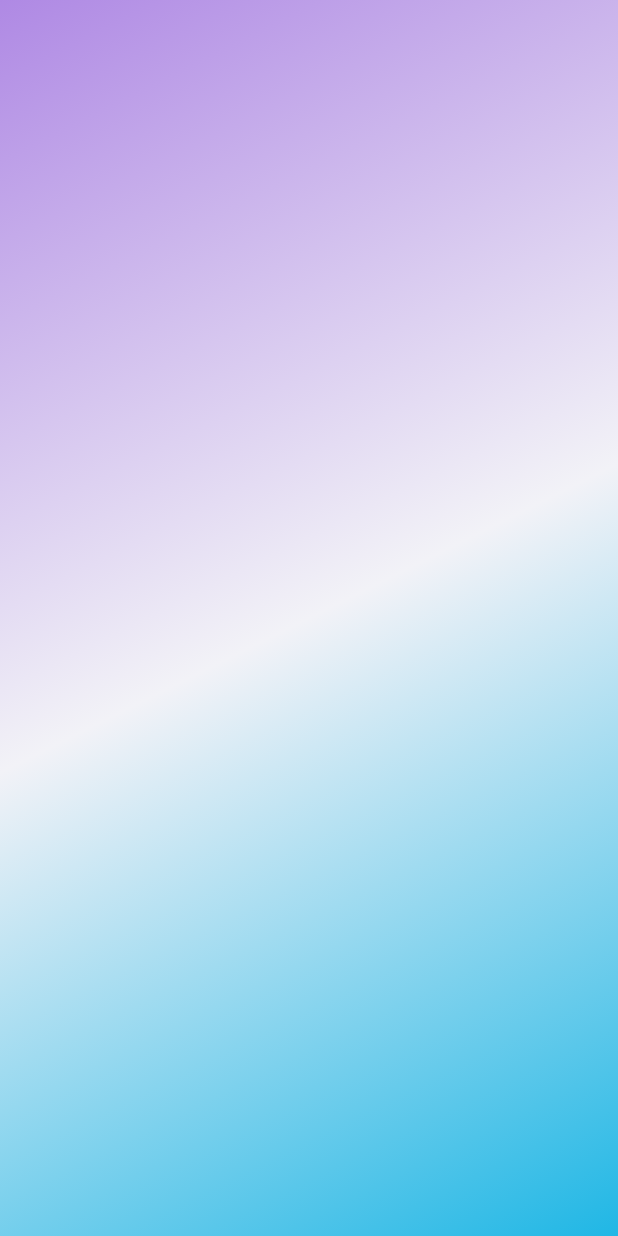
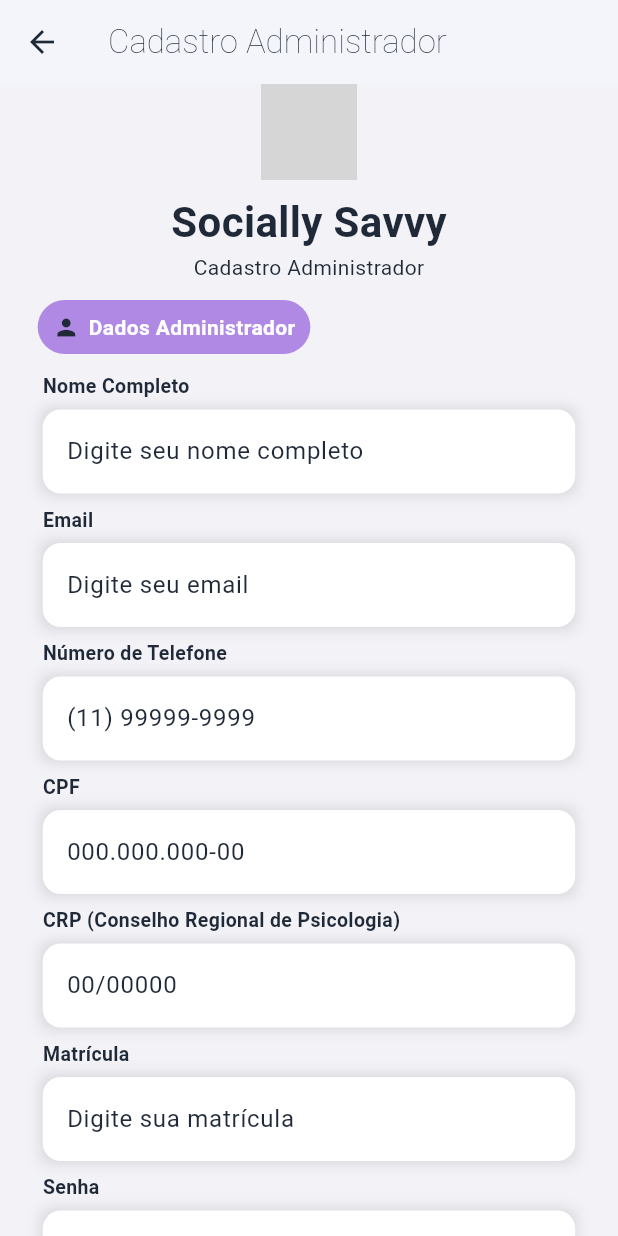
Before and after one commit to Kaickpl/Sistema_espectrum_savvy_front, a Flutter app: the TelaCadastro screen opened directly, after a tap on "Admin", on a phone screen of 412 x 824 dp. Run offline on Flutter 3.47's test engine with Material 3 defaults, Android fonts, the phone set to English and light mode, and no system bars; our stand-ins replace font_awesome_flutter; grey boxes are pictures that could not be loaded.

Commit message:
Criação da tela de cadastro admin e widgtes personalizados

```diff
--- /dev/null
+++ b/lib/View/Pages/cadastro_admin.dart
@@ -0,0 +1,161 @@
+import 'package:espectrum_front/View/Widgets/categoria_atributos.dart';
+import 'package:espectrum_front/View/Widgets/logo_container.dart';
+import 'package:espectrum_front/View/Widgets/roda_pe.dart';
+import 'package:flutter/material.dart';
+import '../Widgets/app_bar_padrao.dart';
+import '../Widgets/widget_termo_uso_privacidade.dart';
+import '../Widgets/widget_atributos.dart';
+
+class CadastroAdmin extends StatefulWidget {
+  const CadastroAdmin({super.key});
+
+  @override
+  State<CadastroAdmin> createState() => _CadastroAdminState();
+}
+
+class _CadastroAdminState extends State<CadastroAdmin> {
+  final _formKey = GlobalKey<FormState>();
+  bool obscureTextSenha = true;
+  bool obscureTextConfirma = true;
+
+  @override
+  Widget build(BuildContext context) {
+    return Scaffold(
+      backgroundColor: Theme.of(context).colorScheme.primary,
+      appBar: AppBarPadrao(nome: "Cadastro Administrador"),
+      body: SafeArea(
+        bottom: false,
+        child: SingleChildScrollView(
+            child: Form(
+                key: _formKey,
+                child: Column(
+                  mainAxisSize: MainAxisSize.min,
+                  children: [
+                    LogoContainer(nomePage: 'Cadastro Administrador'),
+                    SizedBox(height: 12),
+                    CategoriaAtributos(nome: "Dados Administrador",icone: Icons.person,),
+                    SizedBox(height: 12,),
+                    CampoTexto(
+                      label: "Nome Completo",
+                      hintText: "Digite seu nome completo",
+                      keyboardType: TextInputType.name,
+                      validator: (value) {
+                        if (value == null || value.isEmpty) return "Digite seu nome";
+                        return null;
+                      },
+                    ),
+                    SizedBox(height: 8),
+                    CampoTexto(
+                      label: "Email",
+                      hintText: "Digite seu email",
+                      keyboardType: TextInputType.emailAddress,
+                      validator: (value) {
+                        if (value == null || value.isEmpty) return "Digite seu email";
+                        if (!value.contains("@")) return "Email inválido";
+                        return null;
+                      },
+                    ),
+                    SizedBox(height: 8),
+                    CampoTexto(
+                      label: "Número de Telefone",
+                      hintText: "(11) 99999-9999",
+                      keyboardType: TextInputType.phone,
+                      validator: (value) {
+                        if (value == null || value.isEmpty) return "O campo número não pode ser vazio";
+                        return null;
+                      },
+                    ),
+                    SizedBox(height: 8),
+                    CampoTexto(
+                      label: "CPF",
+                      hintText: "000.000.000-00",
+                      keyboardType: TextInputType.number,
+                      validator: (value) {
+                        if (value == null || value.isEmpty) return "Digite seu CPF";
+                        return null;
+                      },
+                    ),
+                    SizedBox(height: 8),
+                    CampoTexto(
+                      label: "CRP (Conselho Regional de Psicologia)",
+                      hintText: "00/00000",
+                      keyboardType: TextInputType.number,
+                      validator: (value) {
+                        if (value == null || value.isEmpty) return "Digite seu CRP";
+                        return null;
+                      },
+                    ),
+                    SizedBox(height: 8),
+                    CampoTexto(
+                      label: "Matrícula",
+                      hintText: "Digite sua matrícula",
+                      keyboardType: TextInputType.number,
+                      validator: (value) {
+                        if (value == null || value.isEmpty) return "Digite sua matrícula";
+                        return null;
+                      },
+                    ),
+                    SizedBox(height: 8),
+
+                    CampoTexto(
+                      label: "Senha",
+                      hintText: "Digite sua senha",
+                      keyboardType: TextInputType.text,
+                      obscureText: obscureTextSenha,
+                      validator: (value) {
+                        if (value == null || value.isEmpty) return "Digite sua senha";
+                        return null;
+                      },
+                      suffixIcon: IconButton(
+                        onPressed: () {
+                          setState(() {
+                            obscureTextSenha = !obscureTextSenha;
+                          });
+                        },
+                        icon: Icon(
+                          obscureTextSenha
+                              ? Icons.visibility_off
+                              : Icons.visibility,
+                        ),
+                      ),
+                    ),
+                    SizedBox(height: 8),
+
+                    CampoTexto(
+                      label: "Confirmar Senha",
+                      hintText: "Repita sua senha",
+                      keyboardType: TextInputType.text,
+                      obscureText: obscureTextConfirma,
+                      validator: (value) {
+                        if (value == null || value.isEmpty) return "Confirme sua senha";
+                        return null;
+                      },
+                      suffixIcon: IconButton(
+                        onPressed: () {
+                          setState(() {
+                            obscureTextConfirma = !obscureTextConfirma;
+                          });
+                        },
+                        icon: Icon(
+                          obscureTextConfirma
+                              ? Icons.visibility_off
+                              : Icons.visibility,
+                        ),
+                      ),
+                    ),
+                    SizedBox(height: 16),
+
+                    Padding(
+                      padding: const EdgeInsets.symmetric(horizontal: 80),
+                      child: ConteinerTermoDeUsoPrivacidade(),
+                    ),
+                    SizedBox(height: 8),
+                    RodaPe(),
+                  ],
+                ),
+              ),
+            ),
+          ),
+      );
+  }
+}
--- a/lib/View/Pages/pagina_inicial.dart
+++ b/lib/View/Pages/pagina_inicial.dart
@@ -1,10 +1,12 @@
-import 'package:espectrum_front/View/Pages/pagina_cadastro.dart';
-import 'package:espectrum_front/View/Pages/trocar_senha.dart';
+import 'package:espectrum_front/View/Pages/tela_perfis.dart';
+import 'package:espectrum_front/View/Pages/tela_trocar_senha.dart';
+import 'package:espectrum_front/View/Widgets/widget_termo_uso_privacidade.dart';
 import 'package:espectrum_front/View/Widgets/fundo_bot%C3%A3o.dart';
 import 'package:flutter/material.dart';
 import '../Widgets/fundo_tela.dart';
 import '../Widgets/logo_container.dart';
 import '../Widgets/roda_pe.dart';
+import '../Widgets/widget_atributos.dart';
 
 class PaginaInicial extends StatefulWidget {
   const PaginaInicial({super.key});
@@ -62,60 +64,25 @@ class _PaginaInicialState extends State<PaginaInicial> {
 
                               SizedBox(height: 20),
 
-                              Text(
-                                "Email",
-                                style: TextStyle(
-                                  fontWeight: FontWeight.w600,
-                                  color: Theme.of(
-                                    context,
-                                  ).colorScheme.onPrimary,
-                                ),
-                              ),
-
-                              SizedBox(height: 8),
-
-                              TextFormField(
-                                decoration: InputDecoration(
-                                  hintText: "Digite seu email:",
-                                  filled: true,
-                                  fillColor: Colors.grey.shade100,
-                                  border: OutlineInputBorder(
-                                    borderRadius: BorderRadius.circular(12),
-                                    borderSide: BorderSide.none,
-                                  ),
-                                ),
+                              CampoTexto(
+                                label: "Email",
+                                hintText: "Digite seu email",
+                                keyboardType: TextInputType.emailAddress,
                                 validator: (value) {
-                                  if (value == null || value.isEmpty) {
-                                    return "Digite seu email";
-                                  }
-                                  if (!value.contains("@")) {
-                                    return "Email inválido";
-                                  }
+                                  if (value == null || value.isEmpty) return "Digite seu email";
+                                  if (!value.contains("@")) return "Email inválido";
                                   return null;
                                 },
                               ),
-
-                              SizedBox(height: 10),
-
-                              Text(
-                                "Senha",
-                                style: TextStyle(
-                                  fontSize: 14,
-                                  fontWeight: FontWeight.bold,
-                                  color: Theme.of(
-                                    context,
-                                  ).colorScheme.onPrimary,
-                                ),
-                              ),
-
                               SizedBox(height: 8),
-
-                              TextFormField(
+                              CampoTexto(
+                                label: "Senha",
+                                hintText: "Digite sua senha",
+                                keyboardType: TextInputType.text,
                                 obscureText: obscureText,
-                                decoration: InputDecoration(
-                                  hintText: "Digite sua senha",
-                                  filled: true,
-                                  fillColor: Color(0xFFF5F5F5),
+                                validator: (valueSenha) {
+                                  if (valueSenha == null || valueSenha.isEmpty) return "Digite seu email";
+                                },
                                 suffixIcon: IconButton(
                                   onPressed: () {
                                     setState(() {
@@ -128,21 +95,6 @@ class _PaginaInicialState extends State<PaginaInicial> {
                                         : Icons.visibility,
                                   ),
                                 ),
-                                  border: OutlineInputBorder(
-                                    borderRadius: BorderRadius.circular(12),
-                                    borderSide: BorderSide.none,
-                                  ),
-                                ),
-                                validator: (valueSenha) {
-                                  if (valueSenha == null ||
-                                      valueSenha.isEmpty) {
-                                    return "Digite sua senha";
-                                  }
-                                  if (valueSenha.length < 6) {
-                                    return "Login ou senha estão errados";
-                                  }
-                                  return null;
-                                },
                               ),
 
                               SizedBox(height: 15),
@@ -256,6 +208,8 @@ class _PaginaInicialState extends State<PaginaInicial> {
                       ),
                     ),
 
+
+
                     RodaPe(),
                   ],
                 ),
--- a/lib/View/Pages/pagina_cadastro.dart
+++ b/lib/View/Pages/tela_perfis.dart
@@ -1,10 +1,10 @@
-import 'package:espectrum_front/View/Pages/trocar_senha.dart';
+import 'package:espectrum_front/View/Pages/cadastro_admin.dart';
+import 'package:espectrum_front/View/Pages/tela_trocar_senha.dart';
 import 'package:espectrum_front/View/Widgets/app_bar_padrao.dart';
 import 'package:espectrum_front/View/Widgets/categoria_cadastro.dart';
 import 'package:espectrum_front/View/Widgets/roda_pe.dart';
 import 'package:flutter/material.dart';
 import 'package:font_awesome_flutter/font_awesome_flutter.dart';
-
 import '../Widgets/logo_container.dart';
 
 class TelaCadastro extends StatelessWidget {
@@ -13,6 +13,7 @@ class TelaCadastro extends StatelessWidget {
   @override
   Widget build(BuildContext context) {
     return Scaffold(
+      backgroundColor: Theme.of(context).colorScheme.primary,
       appBar: AppBarPadrao(nome: "Seleção Perfis",),
       body: SafeArea(
         bottom: false,
@@ -38,7 +39,7 @@ class TelaCadastro extends StatelessWidget {
                       Theme.of(context).colorScheme.tertiary,
                       Theme.of(context).colorScheme.secondary,
                     ],
-                    destino: TrocarSenha(),
+                    destino: CadastroAdmin(),
                     icone: FaIcon(FontAwesomeIcons.userShield),
                   ),
 
@@ -78,7 +79,6 @@ class TelaCadastro extends StatelessWidget {
                     destino: TrocarSenha(),
                     icone: Icon(Icons.people),
                   ),
-
                   SizedBox(height: 20),
                   RodaPe(),
                 ],
--- /dev/null
+++ b/lib/View/Widgets/categoria_atributos.dart
@@ -0,0 +1,36 @@
+import 'package:flutter/cupertino.dart';
+import 'package:flutter/material.dart';
+
+class CategoriaAtributos extends StatelessWidget {
+  final String nome;
+  final IconData icone;
+  const CategoriaAtributos({super.key, required this.nome, required this.icone});
+
+  @override
+  Widget build(BuildContext context) {
+    return Padding(
+      padding: const EdgeInsets.only(right: 180), // 👈 ajuste esse valor
+      child: Container(
+        padding: EdgeInsets.symmetric(horizontal: 10, vertical: 8),
+        decoration: BoxDecoration(
+          color: Theme.of(context).colorScheme.tertiary,
+          borderRadius: BorderRadius.circular(20),
+        ),
+        child: Row(
+          mainAxisSize: MainAxisSize.min,
+          children: [
+            Icon(icone, color: Theme.of(context).colorScheme.onSurface, size: 18),
+            SizedBox(width: 6),
+            Text(nome,
+              style: TextStyle(
+                color: Colors.white,
+                fontWeight: FontWeight.bold,
+                fontSize: 14,
+              ),
+            ),
+          ],
+        ),
+      ),
+    );
+  }
+}
--- a/lib/View/Widgets/categoria_cadastro.dart
+++ b/lib/View/Widgets/categoria_cadastro.dart
@@ -30,8 +30,10 @@ class CategoriaCadastro extends StatelessWidget {
           );
         },
         borderRadius: BorderRadius.circular(16),
-        child: Padding(
-          padding: const EdgeInsets.all(16),
+        child: SizedBox(
+          width: 320,
+          height: 120,
+          child: Padding(padding: const EdgeInsets.all(16),
             child: Row(
             children: [
             Container(
@@ -75,7 +77,8 @@ class CategoriaCadastro extends StatelessWidget {
           ],
         ),
       ),
-      ),
+    ),)
+    ,
     );
   }
 }
--- /dev/null
+++ b/lib/View/Widgets/widget_atributos.dart
@@ -0,0 +1,85 @@
+import 'package:flutter/material.dart';
+
+class CampoTexto extends StatelessWidget {
+  final String label;
+  final String hintText;
+  final String? Function(String?)? validator;
+  final TextEditingController? controller;
+  final Widget? suffixIcon;
+  final bool obscureText;
+  final TextInputType? keyboardType;
+
+  const CampoTexto({
+    super.key,
+    required this.label,
+    required this.hintText,
+    this.validator,
+    this.controller,
+    this.suffixIcon,
+    this.obscureText = false,
+    this.keyboardType,
+  });
+
+  @override
+  Widget build(BuildContext context) {
+    return ConstrainedBox(
+      constraints: const BoxConstraints(maxWidth: 355),
+      child: Column(
+        crossAxisAlignment: CrossAxisAlignment.start,
+        children: [
+          Text(
+            label,
+            style: TextStyle(
+              fontSize: 13,
+              fontWeight: FontWeight.w600,
+              color: Theme.of(context).colorScheme.onSurface, // ✅ cor escura
+            ),
+          ),
+          const SizedBox(height: 6),
+          DecoratedBox(
+            decoration: BoxDecoration(
+              boxShadow: [BoxShadow(color: Colors.black54.withOpacity(0.15),
+              blurRadius: 8)],
+            ),
+            child: TextFormField(
+              controller: controller,
+              obscureText: obscureText,
+              keyboardType: keyboardType,
+              decoration: InputDecoration(
+                hintText: hintText,
+                suffixIcon: suffixIcon,
+                filled: true,
+                fillColor: Colors.white,
+                border: OutlineInputBorder(
+                  borderRadius: BorderRadius.circular(12),
+                  borderSide: BorderSide.none,
+                ),
+                enabledBorder: OutlineInputBorder(
+                  borderRadius: BorderRadius.circular(12),
+                  borderSide: BorderSide.none,
+                ),
+                focusedBorder: OutlineInputBorder(
+                  borderRadius: BorderRadius.circular(12),
+                  borderSide: BorderSide(
+                    // ✅ borda azul ao focar
+                    color: Theme.of(context).colorScheme.primary,
+                    width: 1.5,
+                  ),
+                ),
+                errorBorder: OutlineInputBorder(
+                  borderRadius: BorderRadius.circular(12),
+                  borderSide: const BorderSide(color: Colors.red),
+                ),
+                focusedErrorBorder: OutlineInputBorder(
+                  borderRadius: BorderRadius.circular(12),
+                  borderSide: const BorderSide(color: Colors.red, width: 1.5),
+                ),
+              ),
+              validator: validator,
+            ),
+          ),
+        ],
+      ),
+    );
+  }
+}
--- /dev/null
+++ b/lib/View/Widgets/widget_termo_uso_privacidade.dart
@@ -0,0 +1,74 @@
+import 'package:flutter/gestures.dart';
+import 'package:flutter/material.dart';
+
+class ConteinerTermoDeUsoPrivacidade extends StatefulWidget {
+  final ValueChanged<bool>? onChanged;
+
+  const ConteinerTermoDeUsoPrivacidade({super.key, this.onChanged});
+
+  @override
+  State<ConteinerTermoDeUsoPrivacidade> createState() =>
+      _ConteinerTermoDeUsoPrivacidadeState();
+}
+
+class _ConteinerTermoDeUsoPrivacidadeState
+    extends State<ConteinerTermoDeUsoPrivacidade> {
+  bool _aceito = false;
+
+  @override
+  Widget build(BuildContext context) {
+    return Material(
+      color: Colors.white,
+      borderRadius: BorderRadius.circular(10),
+      elevation: 2,
+      child: Row(
+        children: [
+          SizedBox(
+            width: 30,
+            height: 32,
+            child: Checkbox(
+              value: _aceito,
+              materialTapTargetSize: MaterialTapTargetSize.shrinkWrap,
+              onChanged: (value) {
+                setState(() => _aceito = value ?? false);
+                widget.onChanged?.call(_aceito);
+              },
+            ),
+          ),
+          const SizedBox(width: 8),
+          Expanded(
+            child: RichText(
+              text: TextSpan(
+                style: TextStyle(
+                  color: Theme.of(context).colorScheme.onSurface,
+                  fontSize: 13,
+                ),
+                children: [
+                  const TextSpan(text: 'Eu concordo com os '),
+                  TextSpan(
+                    text: 'Termos de uso',
+                    style: TextStyle(
+                      color: Theme.of(context).colorScheme.secondary,
+                      decoration: TextDecoration.underline,
+                    ),
+                    recognizer: TapGestureRecognizer()..onTap = () {},
+                  ),
+                  const TextSpan(text: ' e com a '),
+                  TextSpan(
+                    text: 'Política de Privacidade',
+                    style: TextStyle(
+                      color: Theme.of(context).colorScheme.secondary,
+                      decoration: TextDecoration.underline,
+                    ),
+                    recognizer: TapGestureRecognizer()..onTap = () {},
+                  ),
+                  const TextSpan(text: ' do Espectrum Savvy'),
+                ],
+              ),
+            ),
+          ),
+        ],
+      ),
+    );
+  }
+}
```
Also changed, not shown: lib/View/Pages/tela_trocar_senha.dart (renamed from lib/View/Pages/trocar_senha.dart), lib/View/Widgets/conteiner_termo_de_uso_privacidade.dart (deleted). Lines whose indentation alone changed are shown as unchanged.
